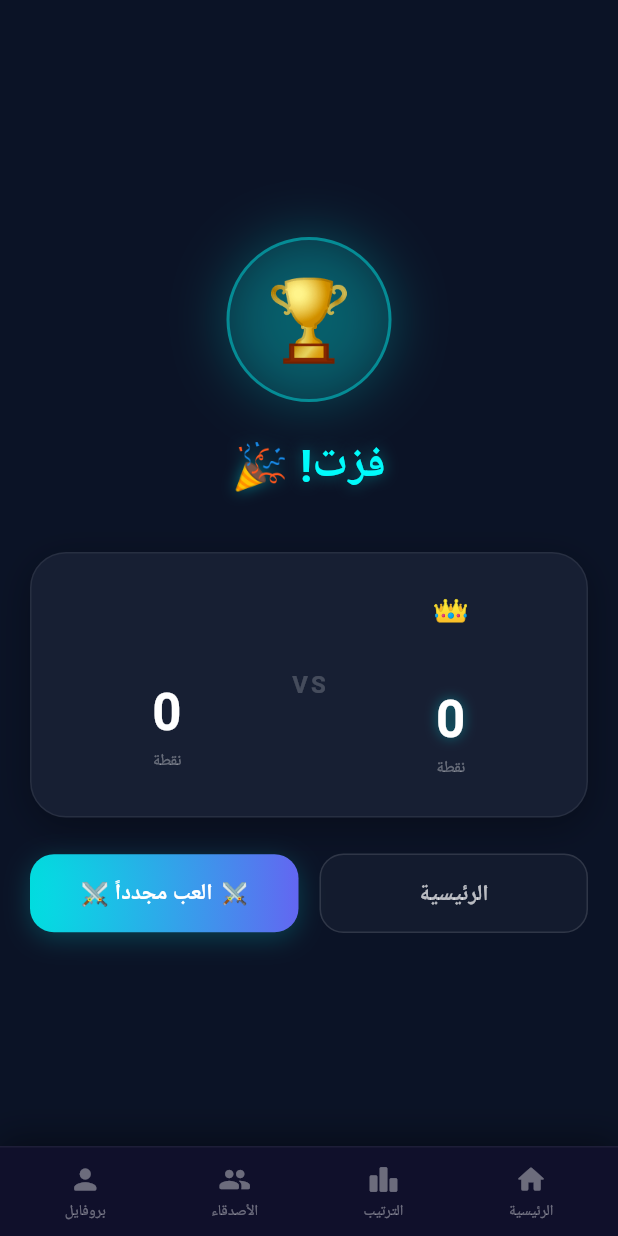
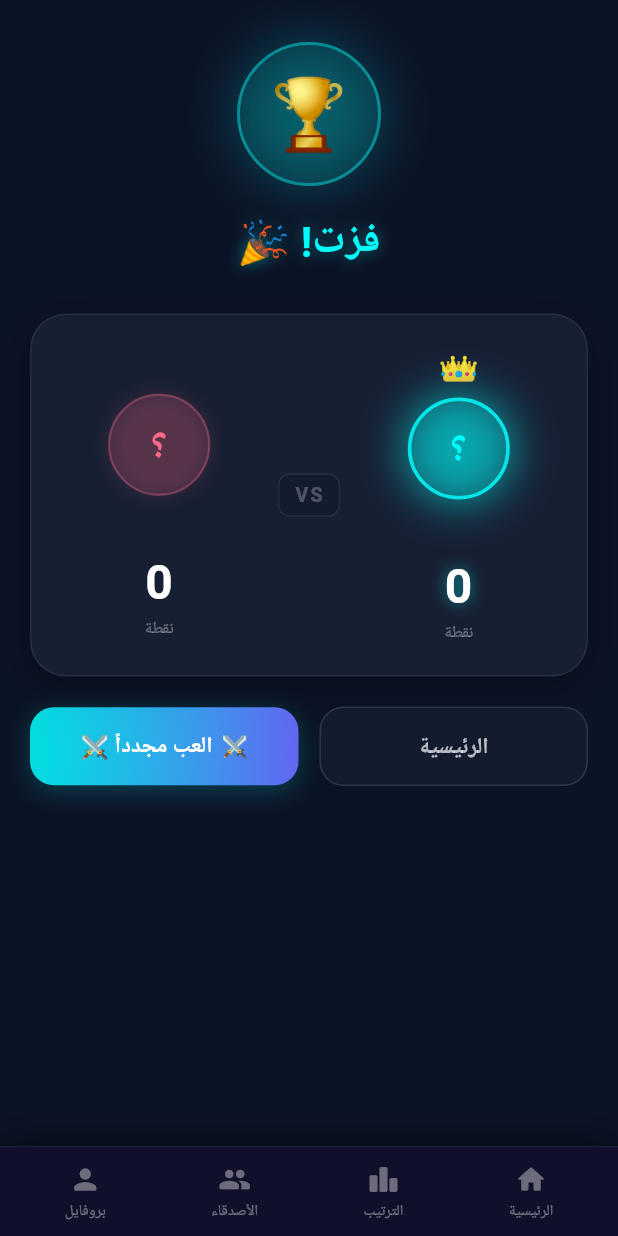
Before and after one commit to alrazyreturn/berogames-flutter, a Flutter app: the DualResultScreen screen opened directly with empty values, on a phone screen of 412 x 824 dp. Run offline on Flutter 3.47's test engine with Material 3 defaults, Android fonts, the phone set to English and light mode, and no system bars; our stand-ins replace audioplayers, confetti, dio, easy_localization, firebase_core, firebase_messaging and 8 more; missing offline and left inert: flutter_webrtc; accounts and stored records are empty.

Commit message:
feat: enhance dual result screen with avatars, neon glow & disconnect fix
- Add myAvatar/opponentAvatar params to DualResultScreen
- Show player photos with neon glow ring (stronger glow for winner)
- Winner gets 👑 crown above their avatar
- Friend button now full-width and always visible
- Wrap body in SingleChildScrollView to prevent overflow
- Fix game stuck: onOpponentDisconnected now always navigates (4s delay if mid-game)
- Reduce post-game timeout from 20s to 8s for faster result display
- Pass myAvatar from UserProvider in _onGameOver

Co-Authored-By: Claude Sonnet 4.6 <noreply@anthropic.com>

```diff
--- a/lib/screens/dual_game_screen.dart
+++ b/lib/screens/dual_game_screen.dart
@@ -196,25 +196,32 @@ class _DualGameScreenState extends State<DualGameScreen> {
 
     _socket.onOpponentDisconnected = (data) {
       if (!mounted) return;
-      if (_iFinished) {
-        // انتهينا بالفعل — الخصم انقطع → اذهب للنتيجة فوراً بدون انتظار game_over
       final myRole  = widget.role;
       final oppRole = myRole == 'host' ? 'guest' : 'host';
       final winner  = _myScore > _opponentScore
           ? myRole
           : _opponentScore > _myScore ? oppRole : 'draw';
-        _onGameOver({
+      final gameOverData = {
         'host_score':  myRole == 'host' ? _myScore : _opponentScore,
         'guest_score': myRole == 'guest' ? _myScore : _opponentScore,
         'winner':      winner,
-        });
+      };
+
+      if (_iFinished) {
+        // انتهينا بالفعل → انتقل للنتيجة فوراً
+        _onGameOver(gameOverData);
       } else {
+        // الخصم انقطع قبل انتهاء الوقت → أظهر رسالة وانتقل بعد 4 ثوانٍ
         ScaffoldMessenger.of(context).showSnackBar(
           SnackBar(
             content: Text('${data['name'] ?? "الخصم"} قطع الاتصال 😔'),
             behavior: SnackBarBehavior.floating,
           ),
         );
+        Future.delayed(const Duration(seconds: 4), () {
+          if (!mounted || _gameOverCalled) return;
+          _onGameOver(gameOverData);
+        });
       }
     };
 
@@ -327,8 +334,8 @@ class _DualGameScreenState extends State<DualGameScreen> {
       }).catchError((_) {});
     }
 
-    // ── Timeout: إذا لم يأتِ game_over خلال 20 ثانية → انتقل للنتيجة تلقائياً
-    Future.delayed(const Duration(seconds: 20), () {
+    // ── Timeout: إذا لم يأتِ game_over خلال 8 ثوانٍ → انتقل للنتيجة تلقائياً
+    Future.delayed(const Duration(seconds: 8), () {
       if (!mounted || _gameOverCalled) return;
       final myRole  = widget.role;
       final oppRole = myRole == 'host' ? 'guest' : 'host';
@@ -346,14 +353,17 @@ class _DualGameScreenState extends State<DualGameScreen> {
   void _onGameOver(Map<String, dynamic> data) {
     if (!mounted || _gameOverCalled) return;
     _gameOverCalled = true;
+    final myAvatar = context.read<UserProvider>().user?.avatar;
     Navigator.pushReplacement(
       context,
       MaterialPageRoute(
         builder: (_) => DualResultScreen(
-          myName:       widget.myName,
-          opponentName: widget.role == 'host'
+          myName:         widget.myName,
+          myAvatar:       myAvatar,
+          opponentName:   widget.role == 'host'
               ? (data['guest_name'] ?? widget.guestName)
               : (data['host_name']  ?? widget.room.host.name),
+          opponentAvatar: widget.opponentAvatar,
           myScore:      widget.role == 'host'
               ? data['host_score']  ?? _myScore
               : data['guest_score'] ?? _myScore,
--- a/lib/screens/dual_result_screen.dart
+++ b/lib/screens/dual_result_screen.dart
@@ -17,22 +17,27 @@ const _cCard    = Color(0xFF171F33);
 const _cCyan    = Color(0xFF00FBFB);
 const _cNavBg   = Color(0xFF10102B);
 const _cPink    = Color(0xFFFF6B8A);
+const _cIndigo  = Color(0xFF6366F1);
 
 /// شاشة النتيجة النهائية للعب الثنائي
 class DualResultScreen extends StatefulWidget {
-  final String myName;
-  final String opponentName;
-  final int    myScore;
-  final int    opponentScore;
-  final String winner;      // 'host' | 'guest' | 'draw'
-  final String myRole;      // 'host' | 'guest'
-  final int?   opponentId;  // null = بوت أو غير معروف
-  final bool   isBot;
+  final String  myName;
+  final String? myAvatar;
+  final String  opponentName;
+  final String? opponentAvatar;
+  final int     myScore;
+  final int     opponentScore;
+  final String  winner;      // 'host' | 'guest' | 'draw'
+  final String  myRole;      // 'host' | 'guest'
+  final int?    opponentId;  // null = بوت أو غير معروف
+  final bool    isBot;
 
   const DualResultScreen({
     super.key,
     required this.myName,
+    this.myAvatar,
     required this.opponentName,
+    this.opponentAvatar,
     required this.myScore,
     required this.opponentScore,
     required this.winner,
@@ -56,8 +61,9 @@ class _DualResultScreenState extends State<DualResultScreen>
   String _followStatus  = 'loading';
   bool   _followLoading = false;
 
-  bool get _iWon   => widget.myRole == widget.winner;
-  bool get _isDraw => widget.winner == 'draw';
+  bool get _iWon        => widget.myRole == widget.winner;
+  bool get _isDraw      => widget.winner == 'draw';
+  bool get _opponentWon => !_iWon && !_isDraw;
 
   @override
   void initState() {
@@ -157,16 +163,15 @@ class _DualResultScreenState extends State<DualResultScreen>
           ),
 
           SafeArea(
-            child: Padding(
-              padding: const EdgeInsets.fromLTRB(20, 32, 20, 16),
+            child: SingleChildScrollView(
+              padding: const EdgeInsets.fromLTRB(20, 28, 20, 16),
               child: Column(
-                mainAxisAlignment: MainAxisAlignment.center,
                 children: [
                   // ─── أيقونة النتيجة ──────────────────────────────────────
                   ScaleTransition(
                     scale: _scaleAnim,
                     child: Container(
-                      width: 110, height: 110,
+                      width: 96, height: 96,
                       decoration: BoxDecoration(
                         shape: BoxShape.circle,
                         color: resultColor.withValues(alpha: 0.1),
@@ -184,13 +189,13 @@ class _DualResultScreenState extends State<DualResultScreen>
                       child: Center(
                         child: Text(
                           _isDraw ? '🤝' : (_iWon ? '🏆' : '😔'),
-                          style: const TextStyle(fontSize: 52),
+                          style: const TextStyle(fontSize: 46),
                         ),
                       ),
                     ),
                   ),
 
-                  const SizedBox(height: 20),
+                  const SizedBox(height: 16),
 
                   // ─── عنوان النتيجة ───────────────────────────────────────
                   Text(
@@ -201,7 +206,7 @@ class _DualResultScreenState extends State<DualResultScreen>
                             : 'dual_result.lost'.tr()),
                     style: TextStyle(
                       color:      resultColor,
-                      fontSize:   30,
+                      fontSize:   28,
                       fontWeight: FontWeight.bold,
                       shadows: [
                         Shadow(
@@ -212,12 +217,11 @@ class _DualResultScreenState extends State<DualResultScreen>
                     ),
                   ),
 
-                  const SizedBox(height: 36),
+                  const SizedBox(height: 28),
 
-                  // ─── بطاقة المقارنة ──────────────────────────────────────
+                  // ─── بطاقة المقارنة مع الأفاتار ─────────────────────────
                   Container(
-                    padding: const EdgeInsets.symmetric(
-                        horizontal: 20, vertical: 24),
+                    padding: const EdgeInsets.fromLTRB(16, 20, 16, 20),
                     decoration: BoxDecoration(
                       color:        _cCard,
                       borderRadius: BorderRadius.circular(24),
@@ -233,11 +237,13 @@ class _DualResultScreenState extends State<DualResultScreen>
                       ],
                     ),
                     child: Row(
+                      crossAxisAlignment: CrossAxisAlignment.center,
                       children: [
                         // أنا
                         Expanded(
                           child: _PlayerResult(
                             name:     widget.myName,
+                            avatar:   widget.myAvatar,
                             score:    widget.myScore,
                             isWinner: _iWon,
                             color:    _cCyan,
@@ -246,21 +252,23 @@ class _DualResultScreenState extends State<DualResultScreen>
 
                         // VS
                         Padding(
-                          padding:
-                              const EdgeInsets.symmetric(horizontal: 12),
-                          child: Column(
-                            mainAxisSize: MainAxisSize.min,
-                            children: [
-                              Text(
-                                'VS',
-                                style: TextStyle(
-                                  color:      Colors.white.withValues(alpha: 0.2),
-                                  fontSize:   16,
-                                  fontWeight: FontWeight.bold,
-                                  letterSpacing: 2,
-                                ),
+                          padding: const EdgeInsets.symmetric(horizontal: 10),
+                          child: Container(
+                            padding: const EdgeInsets.symmetric(horizontal: 10, vertical: 4),
+                            decoration: BoxDecoration(
+                              color: _cSurface,
+                              borderRadius: BorderRadius.circular(8),
+                              border: Border.all(color: Colors.white.withValues(alpha: 0.08)),
+                            ),
+                            child: Text(
+                              'VS',
+                              style: TextStyle(
+                                color:         Colors.white.withValues(alpha: 0.25),
+                                fontSize:      13,
+                                fontWeight:    FontWeight.bold,
+                                letterSpacing: 1.5,
                               ),
-                            ],
+                            ),
                           ),
                         ),
 
@@ -268,8 +276,9 @@ class _DualResultScreenState extends State<DualResultScreen>
                         Expanded(
                           child: _PlayerResult(
                             name:     widget.opponentName,
+                            avatar:   widget.opponentAvatar,
                             score:    widget.opponentScore,
-                            isWinner: !_iWon && !_isDraw,
+                            isWinner: _opponentWon,
                             color:    _cPink,
                           ),
                         ),
@@ -277,13 +286,13 @@ class _DualResultScreenState extends State<DualResultScreen>
                     ),
                   ),
 
-                  // ─── زر الصداقة (يُخفى للبوت وعند عدم وجود opponentId) ──
+                  // ─── زر الصداقة ─────────────────────────────────────────
                   if (!widget.isBot && widget.opponentId != null) ...[
                     const SizedBox(height: 20),
                     _buildFriendButton(),
                   ],
 
-                  const SizedBox(height: 24),
+                  const SizedBox(height: 20),
 
                   // ─── الأزرار ────────────────────────────────────────────
                   Row(
@@ -337,7 +346,7 @@ class _DualResultScreenState extends State<DualResultScreen>
                               gradient: LinearGradient(
                                 colors: [
                                   _cCyan.withValues(alpha: 0.85),
-                                  const Color(0xFF6366F1),
+                                  _cIndigo,
                                 ],
                               ),
                               borderRadius: BorderRadius.circular(16),
@@ -411,7 +420,8 @@ class _DualResultScreenState extends State<DualResultScreen>
       onTap: canFollow && !isLoading ? _onFollowTap : null,
       child: AnimatedContainer(
         duration: const Duration(milliseconds: 300),
-        padding: const EdgeInsets.symmetric(horizontal: 28, vertical: 14),
+        width: double.infinity,
+        padding: const EdgeInsets.symmetric(horizontal: 20, vertical: 14),
         decoration: BoxDecoration(
           color: isAccepted
               ? Colors.greenAccent.withValues(alpha: 0.1)
@@ -534,18 +544,20 @@ class _DualResultScreenState extends State<DualResultScreen>
   }
 }
 
-// ─── بطاقة نتيجة لاعب ────────────────────────────────────────────────────────
+// ─── بطاقة نتيجة لاعب مع أفاتار نيون ────────────────────────────────────────
 class _PlayerResult extends StatelessWidget {
-  final String name;
-  final int    score;
-  final bool   isWinner;
-  final Color  color;
+  final String  name;
+  final String? avatar;
+  final int     score;
+  final bool    isWinner;
+  final Color   color;
 
   const _PlayerResult({
     required this.name,
     required this.score,
     required this.isWinner,
     required this.color,
+    this.avatar,
   });
 
   @override
@@ -553,42 +565,73 @@ class _PlayerResult extends StatelessWidget {
     return Column(
       mainAxisSize: MainAxisSize.min,
       children: [
-        // تاج الفائز
+        // ─── تاج الفائز ─────────────────────────────────────────────────
         if (isWinner)
-          Padding(
-            padding: const EdgeInsets.only(bottom: 4),
-            child: Text(
-              '👑',
-              style: const TextStyle(fontSize: 20),
-            ),
+          const Padding(
+            padding: EdgeInsets.only(bottom: 4),
+            child: Text('👑', style: TextStyle(fontSize: 22)),
           )
         else
-          const SizedBox(height: 24),
+          const SizedBox(height: 30),
 
-        // اسم اللاعب
+        // ─── أفاتار مع توهج نيون ────────────────────────────────────────
+        Container(
+          width: 68, height: 68,
+          decoration: BoxDecoration(
+            shape: BoxShape.circle,
+            border: Border.all(
+              color: color.withValues(alpha: isWinner ? 0.85 : 0.4),
+              width: isWinner ? 2.5 : 1.5,
+            ),
+            boxShadow: [
+              BoxShadow(
+                color:        color.withValues(alpha: isWinner ? 0.55 : 0.15),
+                blurRadius:   isWinner ? 24 : 10,
+                spreadRadius: isWinner ? 3  : 0,
+              ),
+            ],
+          ),
+          child: ClipOval(
+            child: avatar != null && avatar!.isNotEmpty
+                ? Image.network(
+                    avatar!,
+                    fit: BoxFit.cover,
+                    errorBuilder: (ctx, e, st) =>
+                        _AvatarFallback(name: name, color: color),
+                  )
+                : _AvatarFallback(name: name, color: color),
+          ),
+        ),
+
+        const SizedBox(height: 10),
+
+        // ─── اسم اللاعب ─────────────────────────────────────────────────
         Text(
           name,
           style: TextStyle(
             color:      color,
             fontWeight: FontWeight.bold,
-            fontSize:   13,
+            fontSize:   12,
+            shadows: isWinner
+                ? [Shadow(color: color.withValues(alpha: 0.5), blurRadius: 8)]
+                : null,
           ),
           overflow:  TextOverflow.ellipsis,
           maxLines:  1,
           textAlign: TextAlign.center,
         ),
 
-        const SizedBox(height: 10),
+        const SizedBox(height: 8),
 
-        // النقاط
+        // ─── النقاط ─────────────────────────────────────────────────────
         Text(
           '$score',
           style: TextStyle(
             color:      Colors.white,
-            fontSize:   34,
+            fontSize:   32,
             fontWeight: FontWeight.bold,
             shadows: isWinner
-                ? [Shadow(color: color.withValues(alpha: 0.4), blurRadius: 10)]
+                ? [Shadow(color: color.withValues(alpha: 0.5), blurRadius: 12)]
                 : null,
           ),
         ),
@@ -601,6 +644,26 @@ class _PlayerResult extends StatelessWidget {
           ),
         ),
       ],
+    );
+  }
+}
+
+// ─── صورة بديلة — أول حرف من الاسم ──────────────────────────────────────────
+class _AvatarFallback extends StatelessWidget {
+  final String name;
+  final Color  color;
+  const _AvatarFallback({required this.name, required this.color});
+
+  @override
+  Widget build(BuildContext context) {
+    return Container(
+      color: color.withValues(alpha: 0.15),
+      child: Center(
+        child: Text(
+          name.isNotEmpty ? name[0] : '؟',
+          style: TextStyle(color: color, fontSize: 26, fontWeight: FontWeight.bold),
+        ),
+      ),
     );
   }
 }
```
Lines whose indentation alone changed are shown as unchanged.
